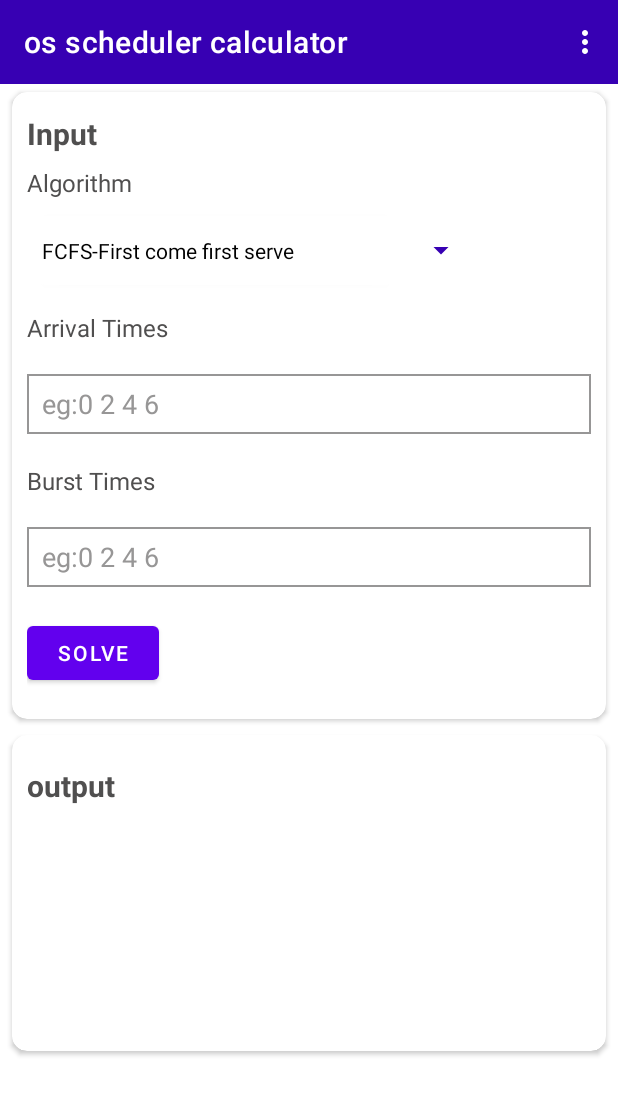
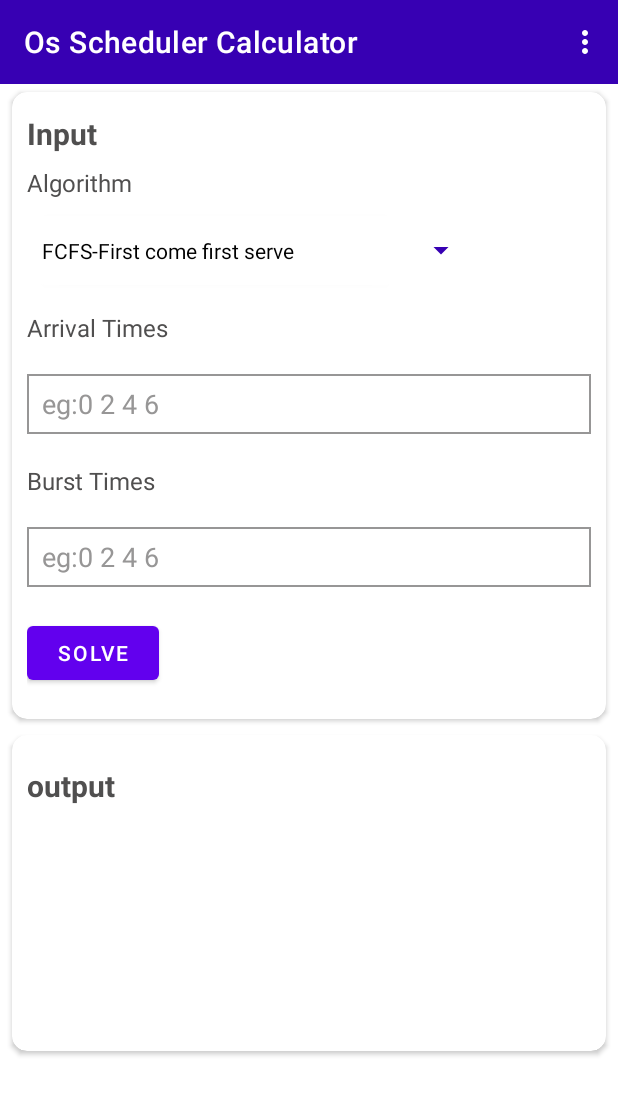
Before and after one commit to hrithik1233/os-scheduler-calculator, an Android app: the screen it shows after launch (MainActivity), on a phone screen of 412 x 824 dp. Shown: the top 1095 px of the screen. Run offline under Robolectric (Android 15) with nearby library versions, the phone set to English and light mode, and no system bars; Roboto replaces fonts that are not available here.

Commit message:
operating system scheduler calculator

```diff
--- a/app/src/main/res/layout/activity_main.xml
+++ b/app/src/main/res/layout/activity_main.xml
@@ -17,7 +17,7 @@
         app:itemIconTint="@color/white"
         android:id="@+id/toolbar"
 
-        app:title="os scheduler calculator"
+        app:title="Os Scheduler Calculator"
         app:titleTextColor="@color/white" />
 
     <ScrollView
```
Also changed, not shown: app/src/main/java/com/example/osschedulercalculator/Notes.java (+16 -2 lines).
